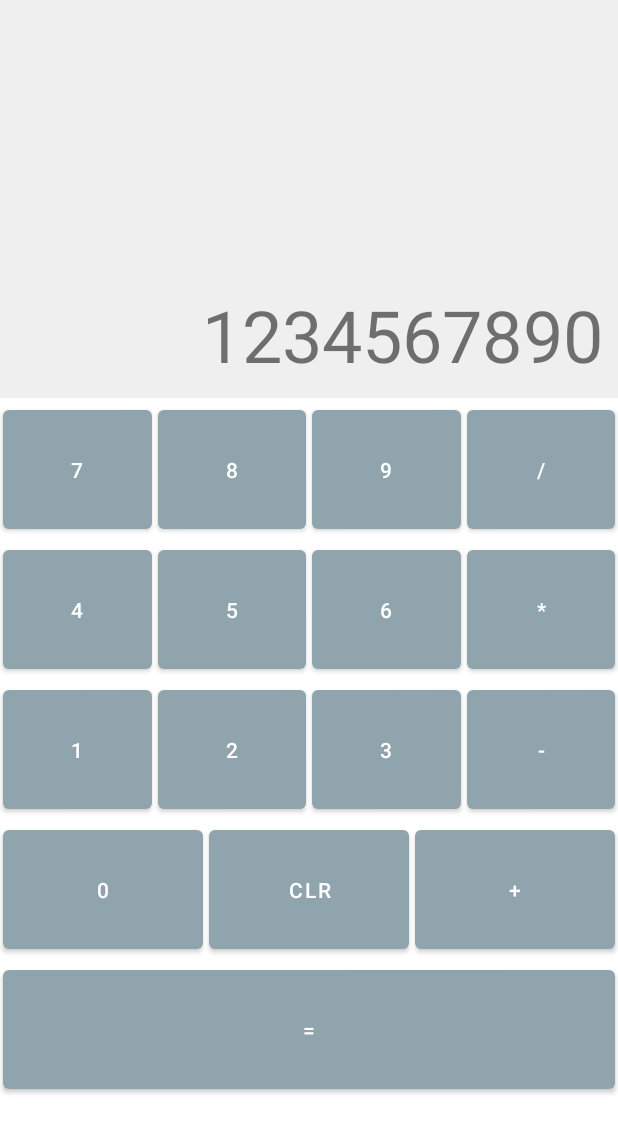
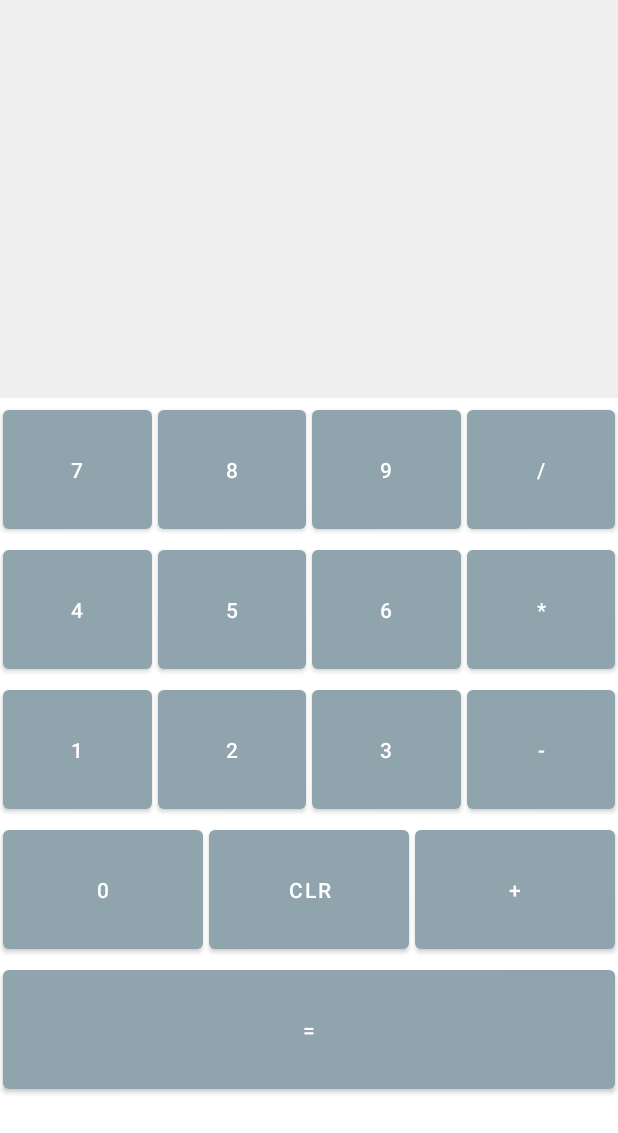
Before and after one commit to koolunkle/Calculator, an Android app: the layout activity_main.xml on its own in the app's theme, with its tools: preview values and no code run, on a phone screen of 412 x 824 dp. Shown: the top 1133 px of the screen. Run offline under Robolectric (Android 15) with nearby library versions, the phone set to English and light mode, and no system bars.

```diff
--- a/app/src/main/res/layout/activity_main.xml
+++ b/app/src/main/res/layout/activity_main.xml
@@ -15,7 +15,6 @@
             android:background="@color/light_gray"
             android:gravity="end|bottom"
             android:padding="10dp"
-            android:text="@string/txt_calculator"
             android:textSize="48sp"
             app:layout_constraintEnd_toEndOf="parent"
             app:layout_constraintStart_toStartOf="parent"
@@ -182,7 +181,7 @@
             android:layout_width="0dp"
             android:layout_height="wrap_content"
             android:layout_margin="2dp"
-            android:onClick="onDigit"
+            android:onClick="onClear"
             android:padding="30dp"
             android:text="@string/btn_clear"
             app:layout_constraintEnd_toStartOf="@id/btnAdd"
--- a/app/src/main/res/values/strings.xml
+++ b/app/src/main/res/values/strings.xml
@@ -1,7 +1,6 @@
 <resources>
     <string name="app_name">Calculator</string>
 
-    <string name="txt_calculator">1234567890</string>
     <string name="btn_equal">=</string>
     <string name="btn_zero">0</string>
     <string name="btn_clear">CLR</string>
```
Also changed, not shown: app/src/main/java/com/udemy/calculator/MainActivity.kt (+6 -2 lines).
